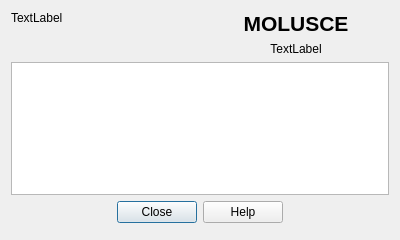
Above: src/molusce/ui/aboutdialogbase.ui from nextgis/qgis_molusce before the change. Below: the same form after it.
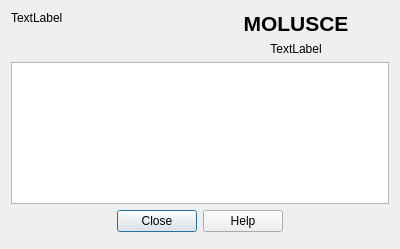
That is the form after the change.

Commit message: Correct ui's

```diff
--- a/src/molusce/ui/aboutdialogbase.ui
+++ b/src/molusce/ui/aboutdialogbase.ui
@@ -7,7 +7,7 @@
     <x>0</x>
     <y>0</y>
     <width>400</width>
-    <height>240</height>
+    <height>249</height>
    </rect>
   </property>
   <property name="windowTitle">
@@ -57,7 +57,7 @@
       <string>&lt;!DOCTYPE HTML PUBLIC &quot;-//W3C//DTD HTML 4.0//EN&quot; &quot;http://www.w3.org/TR/REC-html40/strict.dtd&quot;&gt;
 &lt;html&gt;&lt;head&gt;&lt;meta name=&quot;qrichtext&quot; content=&quot;1&quot; /&gt;&lt;style type=&quot;text/css&quot;&gt;
 p, li { white-space: pre-wrap; }
-&lt;/style&gt;&lt;/head&gt;&lt;body style=&quot; font-family:'Cantarell'; font-size:11pt; font-weight:400; font-style:normal;&quot;&gt;
+&lt;/style&gt;&lt;/head&gt;&lt;body style=&quot; font-family:'MS Shell Dlg 2'; font-size:8.25pt; font-weight:400; font-style:normal;&quot;&gt;
 &lt;p style=&quot;-qt-paragraph-type:empty; margin-top:0px; margin-bottom:0px; margin-left:0px; margin-right:0px; -qt-block-indent:0; text-indent:0px; font-family:'Sans Serif'; font-size:9pt;&quot;&gt;&lt;br /&gt;&lt;/p&gt;&lt;/body&gt;&lt;/html&gt;</string>
      </property>
      <property name="textInteractionFlags">
```
The commit also changes 2 other files.
